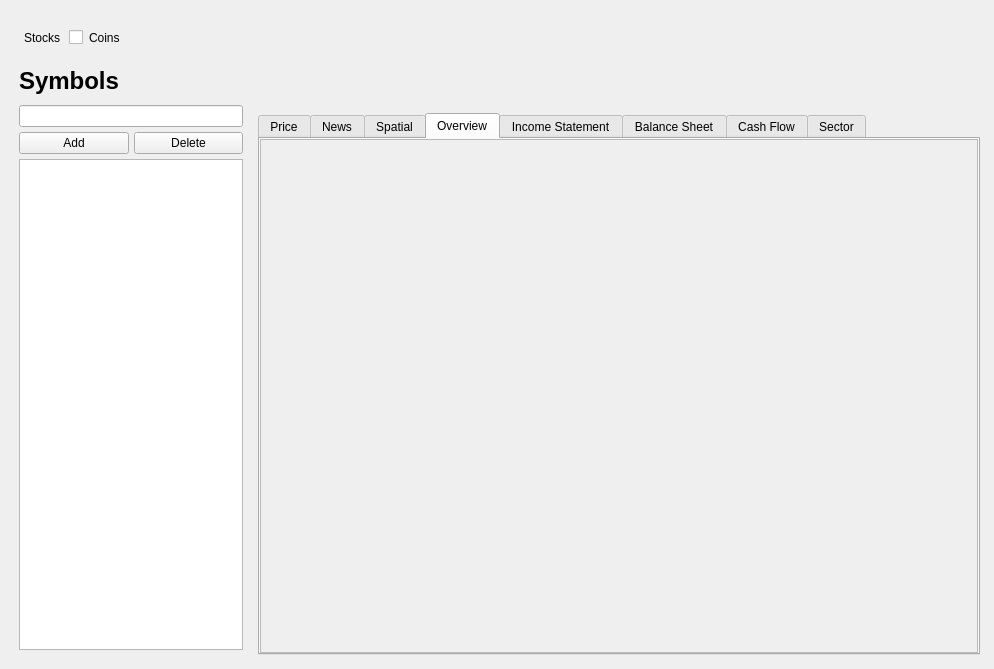
The window that sd2-stocksradar/assets/gui/simplegui.ui (Ploiiiz/Software-Dev-2) describes before a commit, drawn with Qt 5.
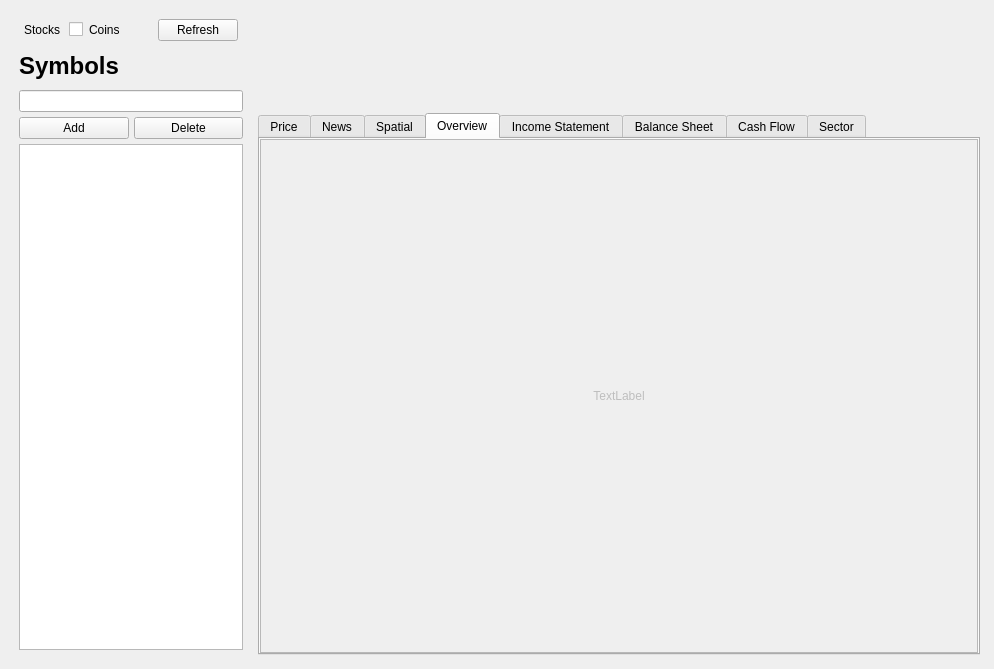
The same window after the commit. The open tabs and pages were chosen to show the change.

Diff of the .ui file:
```diff
--- a/sd2-stocksradar/assets/gui/simplegui.ui
+++ b/sd2-stocksradar/assets/gui/simplegui.ui
@@ -62,7 +62,7 @@
           <number>10</number>
          </property>
          <item>
-          <layout class="QHBoxLayout" name="SwitchandCurrency" stretch="2,1,2,7">
+          <layout class="QHBoxLayout" name="SwitchandCurrency" stretch="2,1,2,7,0">
            <property name="leftMargin">
             <number>5</number>
            </property>
@@ -139,6 +139,13 @@
              </property>
             </spacer>
            </item>
+           <item>
+            <widget class="QPushButton" name="refreshButton">
+             <property name="text">
+              <string>Refresh</string>
+             </property>
+            </widget>
+           </item>
           </layout>
          </item>
          <item>
@@ -667,6 +674,16 @@
                    <property name="spacing">
                     <number>6</number>
                    </property>
+                   <item>
+                    <widget class="QLabel" name="label">
+                     <property name="text">
+                      <string>TextLabel</string>
+                     </property>
+                     <property name="alignment">
+                      <set>Qt::AlignCenter</set>
+                     </property>
+                    </widget>
+                   </item>
                   </layout>
                  </item>
                 </layout>
```
Left out of the diff: 2 changed lines with no effect on the pictures.
